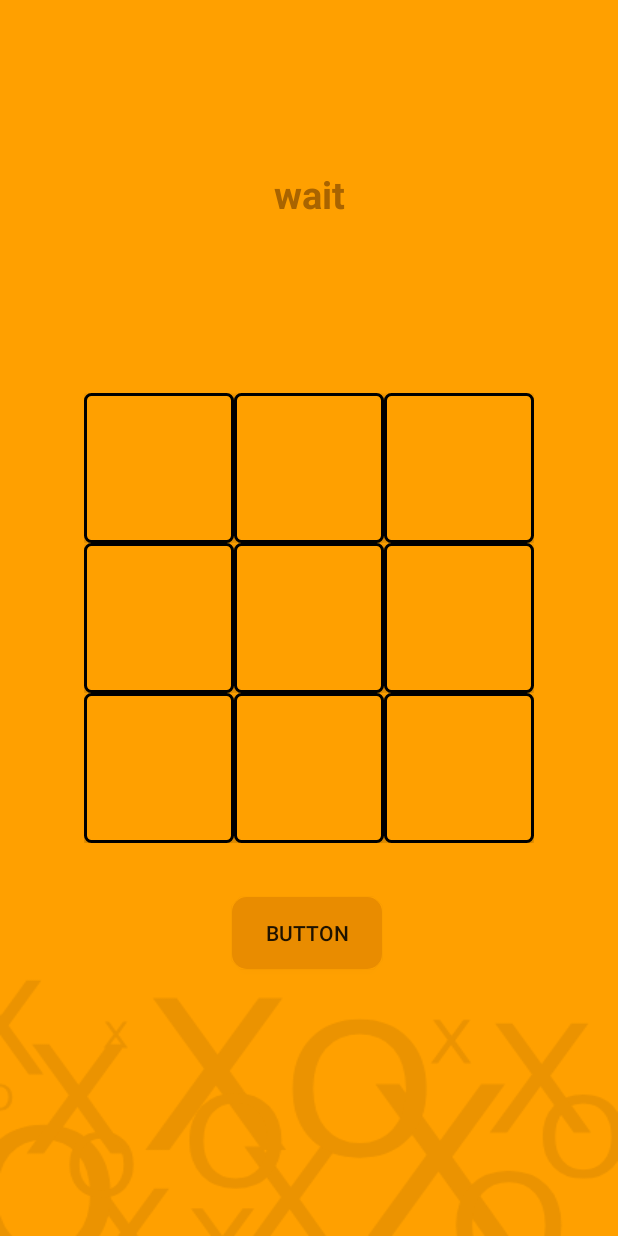
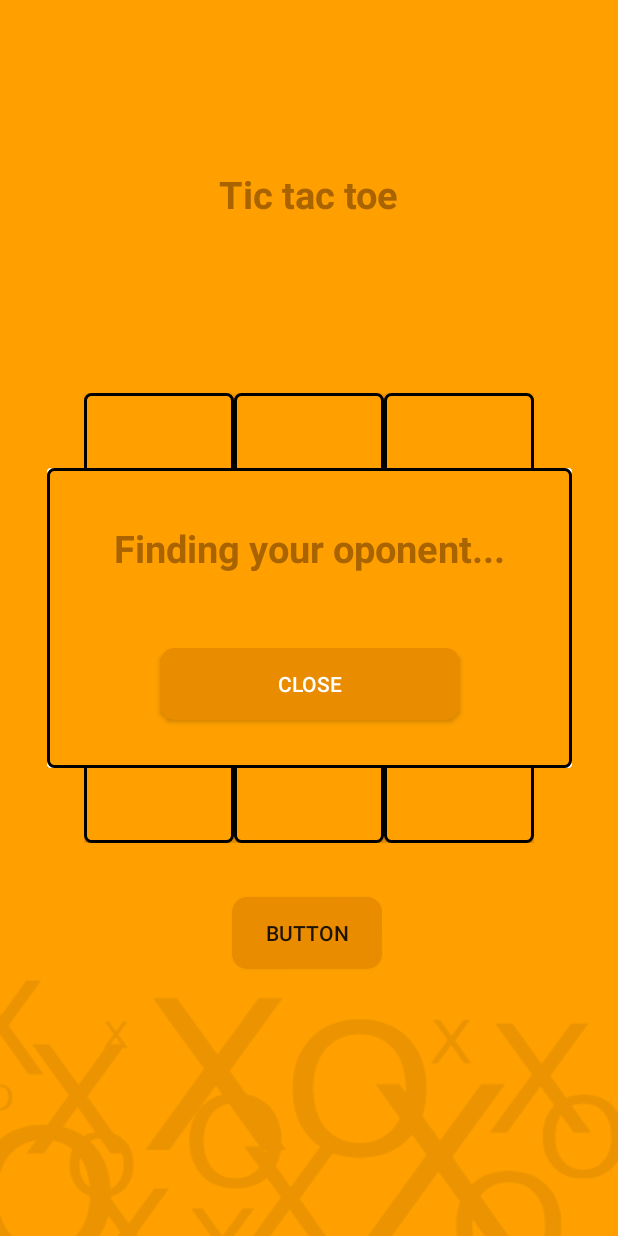
Before and after one commit to Mister545/Super-Tic-Tac-Toe, an Android app built with Jetpack Compose: the SimpleTicTacToe screen opened directly, with no data from a screen before it, on a phone screen of 412 x 824 dp. Run offline under Robolectric (Android 15) with nearby library versions, the phone set to English and light mode, and no system bars; our stand-ins replace Firebase (no records; nobody signed in at launch, a user with empty details on screens opened directly).

Commit message:
App working and ui and work server 1 bug button

```diff
--- /dev/null
+++ b/app/src/main/java/com/exemple/ticktacktoe/FragmentWaitingPlayersSimple.kt
@@ -0,0 +1,31 @@
+package com.exemple.ticktacktoe
+
+import android.os.Bundle
+import android.view.LayoutInflater
+import android.view.View
+import android.view.ViewGroup
+import androidx.fragment.app.DialogFragment
+import com.exemple.ticktacktoe.Game.FirebaseService
+import com.exemple.ticktacktoe.databinding.FragmentWaitingPlayersBinding
+
+class FragmentWaitingPlayersSimple : DialogFragment() {
+
+    private val firebaseService = FirebaseService()
+    private lateinit var binding: FragmentWaitingPlayersBinding
+    override fun onCreateView(
+        inflater: LayoutInflater, container: ViewGroup?,
+        savedInstanceState: Bundle?
+    ): View {
+        binding = FragmentWaitingPlayersBinding.inflate(layoutInflater, container, false)
+
+        binding.button.setOnClickListener {
+            firebaseService.getPlayersNumSimple(FirebasePatches.playersNum) {
+                firebaseService.setPlayersNum(it - 1, FirebasePatches.playersNum)
+            }
+            firebaseService.setExitCode(1, FirebasePatches.exitCodeSimple)
+            dismiss()
+        }
+
+        return binding.root
+    }
+}
--- a/app/src/main/java/com/exemple/ticktacktoe/Game/FirebaseService.kt
+++ b/app/src/main/java/com/exemple/ticktacktoe/Game/FirebaseService.kt
@@ -5,7 +5,29 @@
 
 class FirebaseService {
 //    private val constFirebasePackages = constFirebasePackages()
-    var firebaseListener: ValueEventListener? = null
+//    var firebaseListener: ValueEventListener? = null
+fun removeListener(path: String, listener: ValueEventListener) {
+    val databaseReference = database.getReference(path)
+    databaseReference.removeEventListener(listener)
+}
+
+    fun getPlayersNumSimple2( path: String, callback: (Int) -> Unit) {
+        val databaseReference = database.getReference(path)
+        databaseReference.addListenerForSingleValueEvent(object : ValueEventListener {
+            override fun onDataChange(dataSnapshot: DataSnapshot) {
+                if (dataSnapshot.getValue(Int::class.java) == null){
+                    println()
+                }else {
+                    val playerNum = dataSnapshot.getValue(Int::class.java)!!
+                    callback(playerNum)
+                }
+            }
+
+            override fun onCancelled(error: DatabaseError) {
+                println("Помилка зчитування з Firebase: ${error.message}")
+            }
+        })
+    }
 
     private val database = FirebaseDatabase.getInstance()
 
@@ -41,12 +63,39 @@
     fun setWinSuper(win: MutableList<Int>, path: String) {
         database.getReference(path).setValue(win)
     }
-    fun getExitCode( path: String, callback: (Int) -> Unit) {
+fun getExitCode(path: String, callback: (Int) -> Unit): ValueEventListener {
+    val firebaseListener = object : ValueEventListener {
+        override fun onDataChange(dataSnapshot: DataSnapshot) {
+            val exitCode = dataSnapshot.getValue(Int::class.java)
+            if (exitCode != null) {
+                callback(exitCode)
+            } else {
+                // Обробка випадку, коли дані відсутні або є null
+                println("Дані відсутні або є null")
+            }        }
+
+        override fun onCancelled(error: DatabaseError) {
+            println("Помилка зчитування з Firebase: ${error.message}")
+        }
+    }
+
+    val databaseReference = database.getReference(path)
+    databaseReference.addValueEventListener(firebaseListener)
+
+    return firebaseListener
+}
+
+    fun getPlayersNumSuper( path: String, callback: (Int) -> Unit) {
         val databaseReference = database.getReference(path)
-        databaseReference.addValueEventListener (object : ValueEventListener {
+        databaseReference.addListenerForSingleValueEvent(object : ValueEventListener {
             override fun onDataChange(dataSnapshot: DataSnapshot) {
-                val exitCode = dataSnapshot.getValue(Int::class.java)!!
-                callback(exitCode)
+                if (dataSnapshot.getValue(Int::class.java) == null){
+                    setPlayersNumSuper(0, FirebasePatches.playersNumSuper)
+                    callback(0)
+                }else {
+                    val playerNum = dataSnapshot.getValue(Int::class.java)!!
+                    callback(playerNum)
+                }
             }
 
             override fun onCancelled(error: DatabaseError) {
@@ -54,6 +103,49 @@
             }
         })
     }
+    fun getPlayersNumSimpleEvent(path: String, callback: (Int) -> Unit): ValueEventListener {
+        val firebaseListener = object : ValueEventListener {
+            override fun onDataChange(dataSnapshot: DataSnapshot) {
+                val playerNum = dataSnapshot.getValue(Int::class.java)
+                if (playerNum == null) {
+//                    setPlayersNum(0, FirebasePatches.playersNum)
+                }else
+                callback(playerNum)
+            }
+
+            override fun onCancelled(error: DatabaseError) {
+                println("Помилка зчитування з Firebase: ${error.message}")
+            }
+        }
+
+
+        val databaseReferenceForNumSimple = database.getReference(path)
+        databaseReferenceForNumSimple.addValueEventListener(firebaseListener)
+
+        return firebaseListener
+    }
+    fun getPlayersNumSuperEvent(path: String, callback: (Int) -> Unit): ValueEventListener {
+        val firebaseListener = object : ValueEventListener {
+            override fun onDataChange(dataSnapshot: DataSnapshot) {
+                val playerNum = dataSnapshot.getValue(Int::class.java)
+                if (playerNum == null) {
+//                    setPlayersNum(0, FirebasePatches.playersNum)
+                }else
+                callback(playerNum)
+            }
+
+            override fun onCancelled(error: DatabaseError) {
+                println("Помилка зчитування з Firebase: ${error.message}")
+            }
+        }
+
+
+        val databaseReferenceForNumSuper = database.getReference(path)
+        databaseReferenceForNumSuper.addValueEventListener(firebaseListener)
+
+        return firebaseListener
+    }
+
     fun getPlayersNumSimple( path: String, callback: (Int) -> Unit) {
         val databaseReference = database.getReference(path)
         databaseReference.addListenerForSingleValueEvent(object : ValueEventListener {
@@ -72,43 +164,7 @@
             }
         })
     }
-    fun getPlayersNumSuper( path: String, callback: (Int) -> Unit) {
-        val databaseReference = database.getReference(path)
-        databaseReference.addListenerForSingleValueEvent(object : ValueEventListener {
-            override fun onDataChange(dataSnapshot: DataSnapshot) {
-                if (dataSnapshot.getValue(Int::class.java) == null){
-                    setPlayersNumSuper(0, FirebasePatches.playersNumSuper)
-                    callback(0)
-                }else {
-                    val playerNum = dataSnapshot.getValue(Int::class.java)!!
-                    callback(playerNum)
-                }
-            }
 
-            override fun onCancelled(error: DatabaseError) {
-                println("Помилка зчитування з Firebase: ${error.message}")
-            }
-        })
-    }
-    fun getPlayersNumSimpleEvent( path: String, callback: (Int) -> Unit) {
-        val databaseReferenceForNumSimple = database.getReference(path)
-        firebaseListener = object : ValueEventListener {
-            override fun onDataChange(dataSnapshot: DataSnapshot) {
-                if (dataSnapshot.getValue(Int::class.java) == null){
-                    setPlayersNum(0, FirebasePatches.playersNum)
-                    callback(0)
-                }else {
-                    val playerNum = dataSnapshot.getValue(Int::class.java)!!
-                    callback(playerNum)
-                }
-            }
-
-            override fun onCancelled(error: DatabaseError) {
-                println("Помилка зчитування з Firebase: ${error.message}")
-            }
-        }
-        databaseReferenceForNumSimple.addValueEventListener(firebaseListener!!)
-    }
     fun getStep(list: MutableList<Int>) : Boolean {
         var x = 0
         var o = 0
--- a/app/src/main/res/layout/activity_simple_tic_tac_toe.xml
+++ b/app/src/main/res/layout/activity_simple_tic_tac_toe.xml
@@ -41,7 +41,7 @@
                 android:id="@+id/button1"
                 android:layout_width="100dp"
                 android:layout_height="100dp"
-                android:background="@color/white"
+                android:background="@drawable/button_background_tic_tac_toe_simple"
                 android:text=""
                 android:textColor="@color/white" />
 
@@ -49,7 +49,7 @@
                 android:id="@+id/button2"
                 android:layout_width="100dp"
                 android:layout_height="100dp"
-                android:background="@color/white"
+                android:background="@drawable/button_background_tic_tac_toe_simple"
                 android:text=""
                 android:textColor="@color/white" />
 
@@ -57,7 +57,7 @@
                 android:id="@+id/button3"
                 android:layout_width="100dp"
                 android:layout_height="100dp"
-                android:background="@color/white"
+                android:background="@drawable/button_background_tic_tac_toe_simple"
                 android:text=""
                 android:textColor="@color/white" />
         </TableRow>
@@ -70,7 +70,7 @@
                 android:id="@+id/button4"
                 android:layout_width="100dp"
                 android:layout_height="100dp"
-                android:background="@color/white"
+                android:background="@drawable/button_background_tic_tac_toe_simple"
                 android:text=""
                 android:textColor="@color/white" />
 
@@ -78,7 +78,7 @@
                 android:id="@+id/button5"
                 android:layout_width="100dp"
                 android:layout_height="100dp"
-                android:background="@color/white"
+                android:background="@drawable/button_background_tic_tac_toe_simple"
                 android:text=""
                 android:textColor="@color/white" />
 
@@ -86,7 +86,7 @@
                 android:id="@+id/button6"
                 android:layout_width="100dp"
                 android:layout_height="100dp"
-                android:background="@color/white"
+                android:background="@drawable/button_background_tic_tac_toe_simple"
                 android:text=""
                 android:textColor="@color/white" />
         </TableRow>
@@ -99,7 +99,7 @@
                 android:id="@+id/button7"
                 android:layout_width="100dp"
                 android:layout_height="100dp"
-                android:background="@color/white"
+                android:background="@drawable/button_background_tic_tac_toe_simple"
                 android:text=""
                 android:textColor="@color/white" />
 
@@ -107,7 +107,7 @@
                 android:id="@+id/button8"
                 android:layout_width="100dp"
                 android:layout_height="100dp"
-                android:background="@color/white"
+                android:background="@drawable/button_background_tic_tac_toe_simple"
                 android:text=""
                 android:textColor="@color/white" />
 
@@ -115,7 +115,7 @@
                 android:id="@+id/button9"
                 android:layout_width="100dp"
                 android:layout_height="100dp"
-                android:background="@color/white"
+                android:background="@drawable/button_background_tic_tac_toe_simple"
                 android:text=""
                 android:textColor="@color/white" />
         </TableRow>
@@ -134,4 +134,14 @@
         app:layout_constraintStart_toStartOf="@+id/tableLayout"
         app:layout_constraintTop_toBottomOf="@+id/tableLayout" />
 
+    <androidx.fragment.app.FragmentContainerView
+        android:id="@+id/fragmentContainerView3"
+        android:name="com.exemple.ticktacktoe.FragmentWaitingPlayersSimple"
+        android:layout_width="wrap_content"
+        android:layout_height="wrap_content"
+        app:layout_constraintBottom_toBottomOf="parent"
+        app:layout_constraintEnd_toEndOf="parent"
+        app:layout_constraintStart_toStartOf="parent"
+        app:layout_constraintTop_toTopOf="parent" />
+
 </androidx.constraintlayout.widget.ConstraintLayout>
--- a/app/src/main/res/layout/activity_super_tic_tac_toe.xml
+++ b/app/src/main/res/layout/activity_super_tic_tac_toe.xml
@@ -1034,11 +1034,10 @@
 
     <androidx.fragment.app.FragmentContainerView
         android:id="@+id/fragmentContainerView"
-        android:layout_width="0dp"
-        android:layout_height="0dp"
+        android:layout_width="wrap_content"
+        android:layout_height="wrap_content"
         app:layout_constraintBottom_toBottomOf="parent"
         app:layout_constraintEnd_toEndOf="parent"
-        app:layout_constraintHorizontal_bias="1.0"
         app:layout_constraintStart_toStartOf="parent"
         app:layout_constraintTop_toTopOf="parent" />
 
--- /dev/null
+++ b/app/src/main/res/layout/fragment_waiting_players.xml
@@ -0,0 +1,54 @@
+<?xml version="1.0" encoding="utf-8"?>
+<androidx.constraintlayout.widget.ConstraintLayout xmlns:android="http://schemas.android.com/apk/res/android"
+    xmlns:app="http://schemas.android.com/apk/res-auto"
+    xmlns:tools="http://schemas.android.com/tools"
+    android:layout_width="wrap_content"
+    android:layout_height="wrap_content"
+    tools:context=".FragmentWaitingPlayersSimple">
+
+    <androidx.cardview.widget.CardView
+        android:layout_width="350dp"
+        android:layout_height="200dp"
+        app:cardElevation="25dp"
+        android:background="@drawable/button_background_tic_tac_toe_simple"
+        app:layout_constraintBottom_toBottomOf="parent"
+        app:layout_constraintEnd_toEndOf="parent"
+        app:layout_constraintStart_toStartOf="parent"
+        app:layout_constraintTop_toTopOf="parent">
+
+        <androidx.constraintlayout.widget.ConstraintLayout
+            android:layout_width="match_parent"
+            android:layout_height="match_parent"
+            android:background="@drawable/button_background_tic_tac_toe_simple">
+
+            <TextView
+                android:id="@+id/textView2"
+                android:layout_width="wrap_content"
+                android:layout_height="wrap_content"
+                android:layout_marginTop="36dp"
+                android:gravity="center"
+                android:text="Finding your oponent..."
+                android:textColor="@color/main_orange_text"
+                android:textSize="25sp"
+                android:textStyle="bold"
+                app:layout_constraintEnd_toEndOf="parent"
+                app:layout_constraintHorizontal_bias="0.502"
+                app:layout_constraintStart_toStartOf="parent"
+                app:layout_constraintTop_toTopOf="parent" />
+
+            <Button
+                android:id="@+id/button"
+                android:layout_width="200dp"
+                android:layout_height="wrap_content"
+                android:layout_marginBottom="32dp"
+                android:background="@drawable/button_main"
+                android:text="Close"
+                android:textColor="@color/white"
+                app:layout_constraintBottom_toBottomOf="parent"
+                app:layout_constraintEnd_toEndOf="parent"
+                app:layout_constraintStart_toStartOf="parent" />
+
+        </androidx.constraintlayout.widget.ConstraintLayout>
+
+    </androidx.cardview.widget.CardView>
+</androidx.constraintlayout.widget.ConstraintLayout>
```
Also changed, not shown: app/src/main/java/com/exemple/ticktacktoe/FragmentWaitingPlayersSuper.kt (added, +31 -0 lines), app/src/main/java/com/exemple/ticktacktoe/Servers.kt (+12 -4 lines), app/src/main/java/com/exemple/ticktacktoe/Simple_ticTacToe.kt (+55 -28 lines), app/src/main/java/com/exemple/ticktacktoe/Super_ticTacToe.kt (+63 -9 lines).
